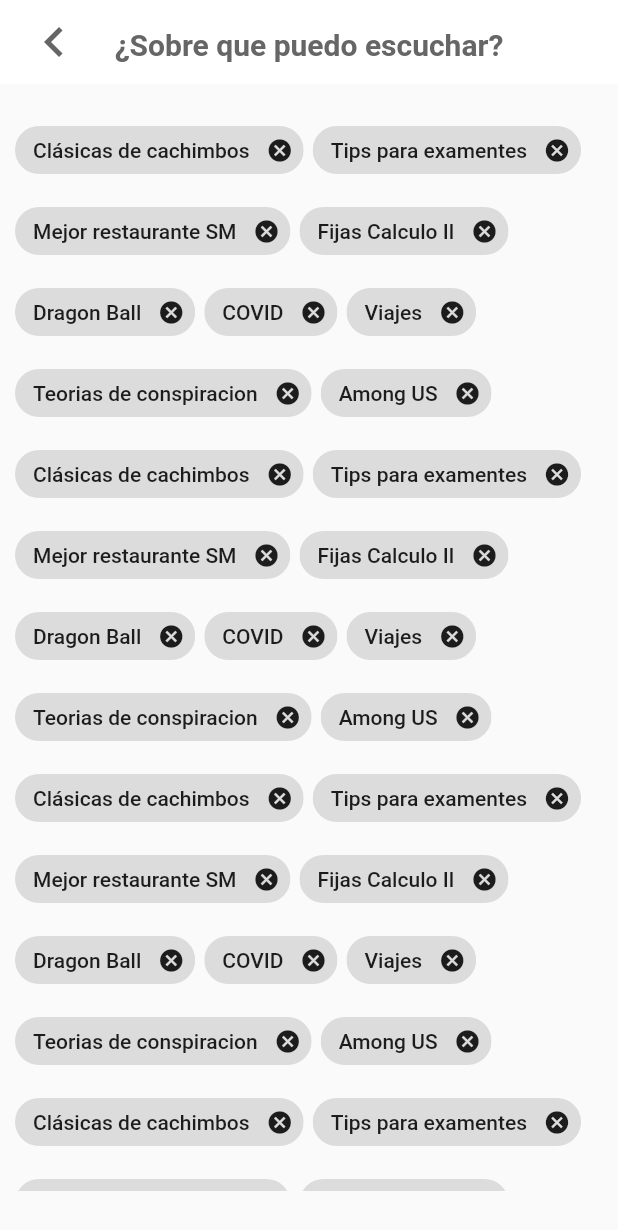
After one commit to just-talk-team/app, a Flutter app: the TopicsHear screen opened directly, on a phone screen of 412 x 824 dp. The commit adds this screen. Shown: the top 1230 px of the screen. Run offline on Flutter 3.47's test engine with Material 2 defaults, Android fonts, the phone set to English and light mode, and no system bars; our stand-ins replace auto_size_text, cloud_firestore, equatable, firebase_auth, firebase_core, firebase_storage and 5 more; missing offline and left inert: flutter_login_facebook, pedantic; accounts and stored records are empty; Roboto replaces fonts that are missing (ArialRounded).

Commit message:
Implementado interfaz temas para escuchar

```diff
--- /dev/null
+++ b/lib/layouts/topics_hear.dart
@@ -0,0 +1,112 @@
+import 'package:flutter/cupertino.dart';
+import 'package:flutter/material.dart';
+
+class TopicsHear extends StatefulWidget {
+  @override
+  _TopicsHear createState() => _TopicsHear();
+}
+
+class _TopicsHear extends State<TopicsHear> {
+  List<String> arrayTest = [
+    'Clásicas de cachimbos',
+    'Tips para examentes',
+    'Mejor restaurante SM',
+    'Fijas Calculo II',
+    'Dragon Ball',
+    'COVID',
+    'Viajes',
+    'Teorias de conspiracion',
+    'Among US',
+    'Clásicas de cachimbos',
+    'Tips para examentes',
+    'Mejor restaurante SM',
+    'Fijas Calculo II',
+    'Dragon Ball',
+    'COVID',
+    'Viajes',
+    'Teorias de conspiracion',
+    'Among US',
+    'Clásicas de cachimbos',
+    'Tips para examentes',
+    'Mejor restaurante SM',
+    'Fijas Calculo II',
+    'Dragon Ball',
+    'COVID',
+    'Viajes',
+    'Teorias de conspiracion',
+    'Among US',
+    'Clásicas de cachimbos',
+    'Tips para examentes',
+    'Mejor restaurante SM',
+    'Fijas Calculo II',
+    'Dragon Ball',
+    'COVID',
+    'Viajes',
+    'Teorias de conspiracion',
+    'Among US'
+  ];
+  @override
+  Widget build(BuildContext context) {
+    return Scaffold(
+      resizeToAvoidBottomPadding: false,
+      appBar: AppBar(
+        automaticallyImplyLeading: false,
+        title: Stack(
+          children: [
+            Container(
+              child: GestureDetector(
+                onTap: () {
+                  Navigator.pushReplacementNamed(context, '/login');
+                },
+                child: Container(
+                  child: Icon(Icons.keyboard_arrow_left,
+                      size: 40, color: Color(0xff666666)),
+                ),
+              ),
+            ),
+            Align(
+              alignment: Alignment.center,
+              child: Column(
+                children: [
+                  SizedBox(height: 10),
+                  Text(
+                    '¿Sobre que puedo escuchar?',
+                    style: TextStyle(
+                        color: Color(0xff666666),
+                        fontSize: 20,
+                        fontWeight: FontWeight.bold),
+                    textAlign: TextAlign.center,
+                  ),
+                ],
+              ),
+            )
+          ],
+        ),
+      ),
+      body: Container(
+        margin: EdgeInsets.fromLTRB(10, 10, 10, 10),
+
+        //color: Colors.blueAccent,
+        child: Padding(
+            padding: EdgeInsets.fromLTRB(0, 10, 0, 20),
+            child: SingleChildScrollView(
+              scrollDirection: Axis.vertical,
+              child: Wrap(
+                spacing: 6.0,
+                runSpacing: 6.0,
+                children: List<Widget>.generate(arrayTest.length, (int index) {
+                  return Chip(
+                    label: Text(arrayTest[index]),
+                    onDeleted: () {
+                      setState(() {
+                        arrayTest.removeAt(index);
+                      });
+                    },
+                  );
+                }),
+              ),
+            )),
+      ),
+    );
+  }
+}
```
Also changed, not shown: lib/layouts/login.dart (+1 -9 lines), lib/layouts/preferences_page.dart (+29 -102 lines), lib/services/user_service.dart (+5 -2 lines).
